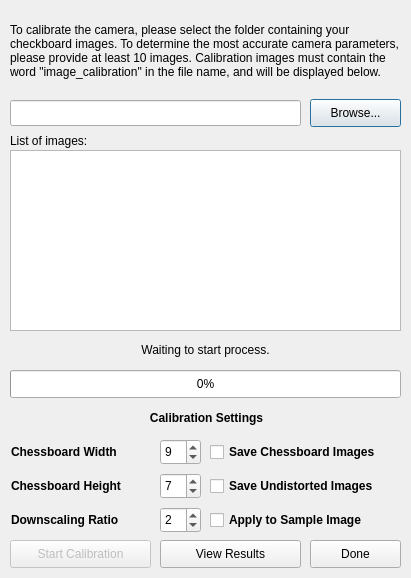
First picture: the form in gui/dialogCameraCalibration.ui, repository Spinarakk/defectmonitor, before the edit.
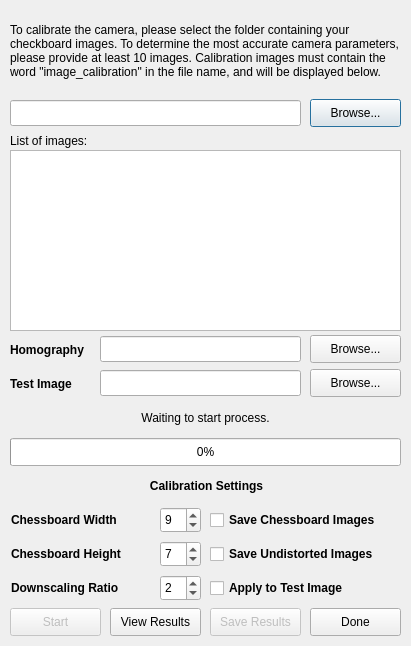
Second picture: the form after the edit. Icons and pictures are not drawn.

Commit message: - Integrated the calibration parameters into the JSON config file - Split the image processing transformation sequence into their own individual methods - Fixed up the window modality and saves the window state and geometry when closing the windows - Closing the MainWindow now prompts the user to save their build if it wasn't saved - Fixed the tab order of all the dialog windows - Changed a lot of the status messages associated with the SliceConverter

The edit to the form file:
```diff
--- a/gui/dialogCameraCalibration.ui
+++ b/gui/dialogCameraCalibration.ui
@@ -7,19 +7,19 @@
     <x>0</x>
     <y>0</y>
     <width>411</width>
-    <height>578</height>
+    <height>646</height>
    </rect>
   </property>
   <property name="minimumSize">
    <size>
     <width>411</width>
-    <height>578</height>
+    <height>646</height>
    </size>
   </property>
   <property name="maximumSize">
    <size>
     <width>411</width>
-    <height>578</height>
+    <height>646</height>
    </size>
   </property>
   <property name="windowTitle">
@@ -71,20 +71,20 @@
    <property name="geometry">
     <rect>
      <x>10</x>
-     <y>540</y>
-     <width>141</width>
+     <y>608</y>
+     <width>91</width>
      <height>28</height>
     </rect>
    </property>
    <property name="text">
-    <string>Start Calibration</string>
+    <string>Start</string>
    </property>
   </widget>
   <widget class="QPushButton" name="buttonDone">
    <property name="geometry">
     <rect>
      <x>310</x>
-     <y>540</y>
+     <y>608</y>
      <width>91</width>
      <height>28</height>
     </rect>
@@ -97,7 +97,7 @@
    <property name="geometry">
     <rect>
      <x>10</x>
-     <y>370</y>
+     <y>438</y>
      <width>391</width>
      <height>28</height>
     </rect>
@@ -119,7 +119,7 @@
    <property name="geometry">
     <rect>
      <x>10</x>
-     <y>336</y>
+     <y>404</y>
      <width>391</width>
      <height>28</height>
     </rect>
@@ -163,7 +163,7 @@
    <property name="geometry">
     <rect>
      <x>11</x>
-     <y>404</y>
+     <y>472</y>
      <width>391</width>
      <height>28</height>
     </rect>
@@ -185,7 +185,7 @@
    <property name="geometry">
     <rect>
      <x>11</x>
-     <y>438</y>
+     <y>506</y>
      <width>141</width>
      <height>28</height>
     </rect>
@@ -207,7 +207,7 @@
    <property name="geometry">
     <rect>
      <x>11</x>
-     <y>472</y>
+     <y>540</y>
      <width>141</width>
      <height>28</height>
     </rect>
@@ -229,7 +229,7 @@
    <property name="geometry">
     <rect>
      <x>11</x>
-     <y>506</y>
+     <y>574</y>
      <width>141</width>
      <height>28</height>
     </rect>
@@ -251,7 +251,7 @@
    <property name="geometry">
     <rect>
      <x>160</x>
-     <y>439</y>
+     <y>507</y>
      <width>41</width>
      <height>26</height>
     </rect>
@@ -273,7 +273,7 @@
    <property name="geometry">
     <rect>
      <x>160</x>
-     <y>473</y>
+     <y>541</y>
      <width>41</width>
      <height>26</height>
     </rect>
@@ -295,7 +295,7 @@
    <property name="geometry">
     <rect>
      <x>160</x>
-     <y>507</y>
+     <y>575</y>
      <width>41</width>
      <height>26</height>
     </rect>
@@ -330,7 +330,7 @@
    <property name="geometry">
     <rect>
      <x>210</x>
-     <y>438</y>
+     <y>506</y>
      <width>191</width>
      <height>28</height>
     </rect>
@@ -352,7 +352,7 @@
    <property name="geometry">
     <rect>
      <x>210</x>
-     <y>506</y>
+     <y>574</y>
      <width>191</width>
      <height>28</height>
     </rect>
@@ -367,14 +367,14 @@
     <string>Check to apply found camera matrix, distortion coefficient and homography matrix processing to the sample image.</string>
    </property>
    <property name="text">
-    <string>Apply to Sample Image</string>
+    <string>Apply to Test Image</string>
    </property>
   </widget>
   <widget class="QCheckBox" name="checkSaveU">
    <property name="geometry">
     <rect>
      <x>210</x>
-     <y>472</y>
+     <y>540</y>
      <width>191</width>
      <height>28</height>
     </rect>
@@ -395,9 +395,9 @@
   <widget class="QPushButton" name="buttonResults">
    <property name="geometry">
     <rect>
-     <x>160</x>
-     <y>540</y>
-     <width>141</width>
+     <x>110</x>
+     <y>608</y>
+     <width>91</width>
      <height>28</height>
     </rect>
    </property>
@@ -405,6 +405,124 @@
     <string>View Results</string>
    </property>
   </widget>
+  <widget class="QPushButton" name="buttonBrowseHI">
+   <property name="geometry">
+    <rect>
+     <x>310</x>
+     <y>335</y>
+     <width>91</width>
+     <height>28</height>
+    </rect>
+   </property>
+   <property name="text">
+    <string>Browse...</string>
+   </property>
+  </widget>
+  <widget class="QLineEdit" name="lineHomographyImage">
+   <property name="geometry">
+    <rect>
+     <x>100</x>
+     <y>336</y>
+     <width>201</width>
+     <height>26</height>
+    </rect>
+   </property>
+   <property name="focusPolicy">
+    <enum>Qt::ClickFocus</enum>
+   </property>
+   <property name="readOnly">
+    <bool>true</bool>
+   </property>
+  </widget>
+  <widget class="QLabel" name="label5">
+   <property name="geometry">
+    <rect>
+     <x>10</x>
+     <y>336</y>
+     <width>91</width>
+     <height>28</height>
+    </rect>
+   </property>
+   <property name="font">
+    <font>
+     <weight>75</weight>
+     <bold>true</bold>
+    </font>
+   </property>
+   <property name="toolTip">
+    <string>Select the image to be used to calculate the homography image.</string>
+   </property>
+   <property name="text">
+    <string>Homography</string>
+   </property>
+  </widget>
+  <widget class="QLabel" name="label6">
+   <property name="geometry">
+    <rect>
+     <x>10</x>
+     <y>370</y>
+     <width>91</width>
+     <height>28</height>
+    </rect>
+   </property>
+   <property name="font">
+    <font>
+     <weight>75</weight>
+     <bold>true</bold>
+    </font>
+   </property>
+   <property name="toolTip">
+    <string>Select the image to be used to test the calculated calibration results.</string>
+   </property>
+   <property name="text">
+    <string>Test Image</string>
+   </property>
+  </widget>
+  <widget class="QLineEdit" name="lineTestImage">
+   <property name="geometry">
+    <rect>
+     <x>100</x>
+     <y>370</y>
+     <width>201</width>
+     <height>26</height>
+    </rect>
+   </property>
+   <property name="focusPolicy">
+    <enum>Qt::ClickFocus</enum>
+   </property>
+   <property name="readOnly">
+    <bool>true</bool>
+   </property>
+  </widget>
+  <widget class="QPushButton" name="buttonBrowseTI">
+   <property name="geometry">
+    <rect>
+     <x>310</x>
+     <y>369</y>
+     <width>91</width>
+     <height>28</height>
+    </rect>
+   </property>
+   <property name="text">
+    <string>Browse...</string>
+   </property>
+  </widget>
+  <widget class="QPushButton" name="buttonSave">
+   <property name="enabled">
+    <bool>false</bool>
+   </property>
+   <property name="geometry">
+    <rect>
+     <x>210</x>
+     <y>608</y>
+     <width>91</width>
+     <height>28</height>
+    </rect>
+   </property>
+   <property name="text">
+    <string>Save Results</string>
+   </property>
+  </widget>
  </widget>
  <resources>
   <include location="icons.qrc"/>
```
Left out of the diff: 25 changed lines with no effect on the pictures. The commit also changes 23 other files.
